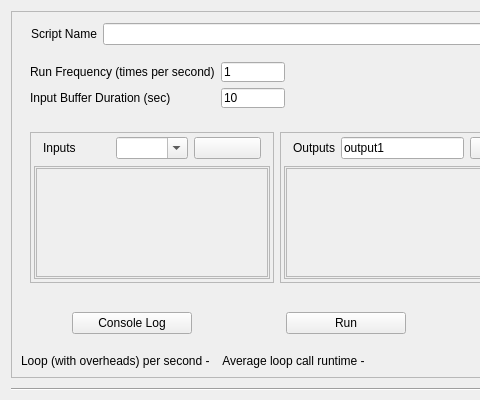
Qt form physiolabxr/_ui/ScriptingWidget.ui (PhysioLabXR/PhysioLabXR-Community) before a commit; both pictures show x 0 to 480 and y 0 to 400 of the 800 by 400 pixel window.
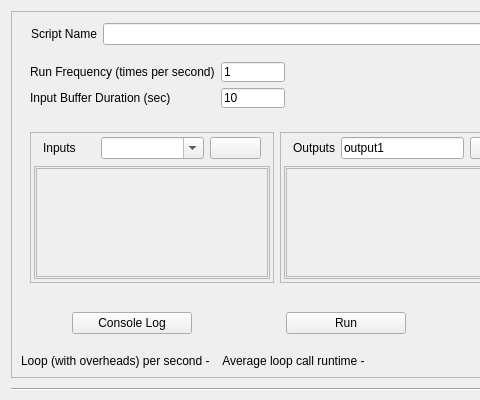
The same form after that commit.

```diff
--- a/physiolabxr/_ui/ScriptingWidget.ui
+++ b/physiolabxr/_ui/ScriptingWidget.ui
@@ -372,6 +372,9 @@
                     <property name="editable">
                      <bool>true</bool>
                     </property>
+                    <property name="placeholderText">
+                     <string>Stream name</string>
+                    </property>
                    </widget>
                   </item>
                   <item>
```
Left out of the diff: 12 changed lines with no effect on the pictures.
